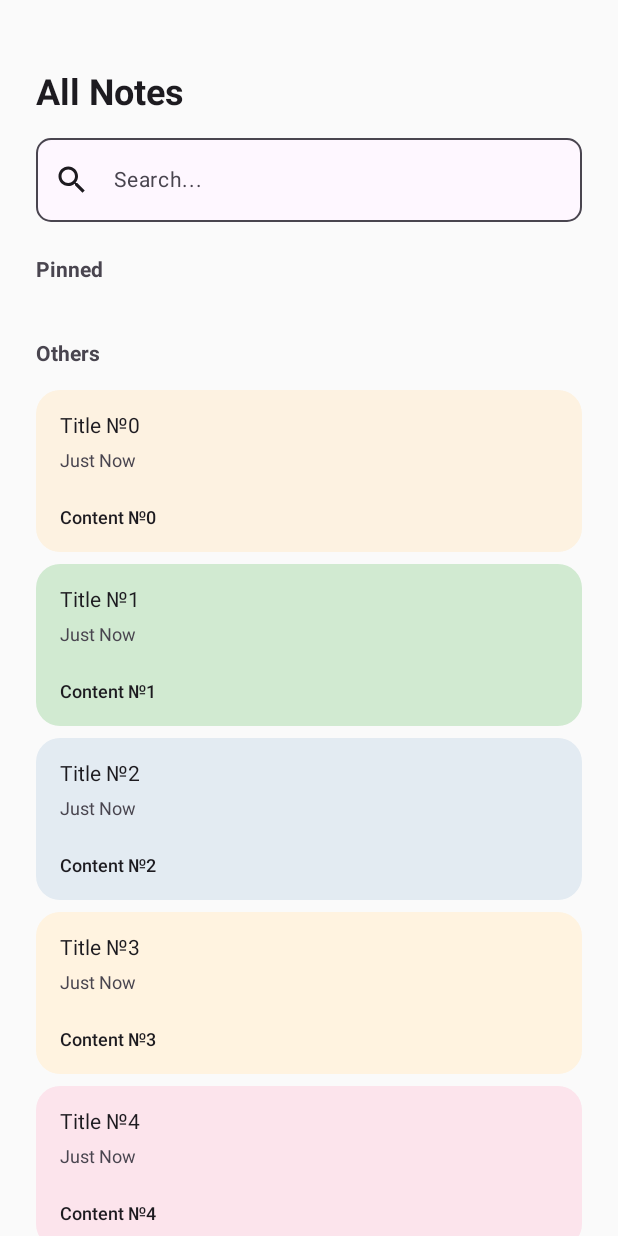
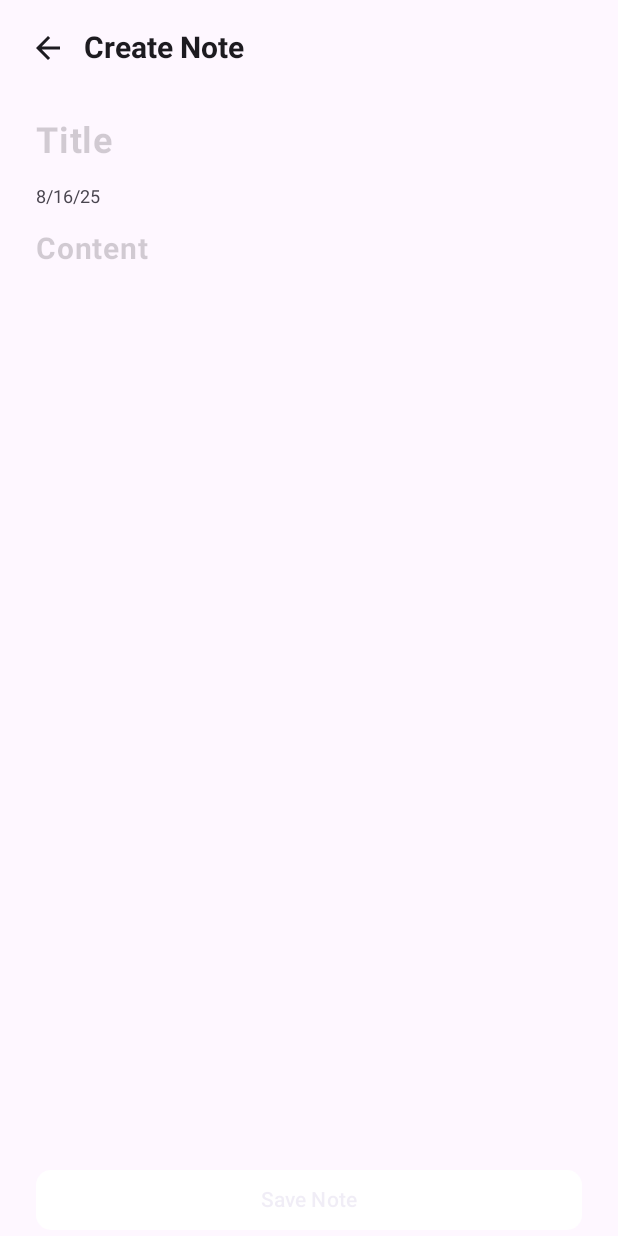
Before and after one commit to Yerassyl1234/NotesApp, an Android app built with Jetpack Compose: the screen it shows after launch (MainActivity), on a phone screen of 412 x 824 dp. Run offline under Robolectric (Android 15) with nearby library versions, the phone set to English and light mode, and no system bars.

Commit message:
CreateNoteScreen added

```diff
--- a/app/src/main/java/com/example/notesapp/presentation/MainActivity.kt
+++ b/app/src/main/java/com/example/notesapp/presentation/MainActivity.kt
@@ -11,6 +11,7 @@ import androidx.compose.material3.Text
 import androidx.compose.runtime.Composable
 import androidx.compose.ui.Modifier
 import androidx.compose.ui.tooling.preview.Preview
+import com.example.notesapp.presentation.screens.creation.CreateNoteScreen
 import com.example.notesapp.presentation.screens.notes.NotesScreen
 import com.example.notesapp.presentation.ui.theme.NotesAppTheme
 
@@ -19,7 +20,7 @@ class MainActivity : ComponentActivity() {
         super.onCreate(savedInstanceState)
         enableEdgeToEdge()
         setContent {
-            NotesScreen()
+            CreateNoteScreen()
         }
     }
 }
--- /dev/null
+++ b/app/src/main/java/com/example/notesapp/presentation/screens/creation/CreateNoteScreen.kt
@@ -0,0 +1,175 @@
+@file:OptIn(ExperimentalMaterial3Api::class)
+
+package com.example.notesapp.presentation.screens.creation
+
+import androidx.compose.foundation.clickable
+import androidx.compose.foundation.layout.Column
+import androidx.compose.foundation.layout.fillMaxWidth
+import androidx.compose.foundation.layout.padding
+import androidx.compose.foundation.shape.RoundedCornerShape
+import androidx.compose.material.icons.Icons
+import androidx.compose.material.icons.filled.ArrowBack
+import androidx.compose.material3.Button
+import androidx.compose.material3.ButtonDefaults
+import androidx.compose.material3.ExperimentalMaterial3Api
+import androidx.compose.material3.Icon
+import androidx.compose.material3.MaterialTheme
+import androidx.compose.material3.Scaffold
+import androidx.compose.material3.Text
+import androidx.compose.material3.TextField
+import androidx.compose.material3.TextFieldDefaults
+import androidx.compose.material3.TopAppBar
+import androidx.compose.material3.TopAppBarDefaults
+import androidx.compose.runtime.Composable
+import androidx.compose.ui.Modifier
+import androidx.compose.ui.graphics.Color
+import androidx.compose.ui.text.TextStyle
+import androidx.compose.ui.text.font.FontWeight
+import androidx.compose.ui.unit.dp
+import androidx.compose.ui.unit.sp
+import androidx.lifecycle.compose.collectAsStateWithLifecycle
+import androidx.lifecycle.viewmodel.compose.viewModel
+import com.example.notesapp.presentation.utils.DateFormatter
+
+@Composable
+fun CreateNoteScreen(
+    modifier: Modifier = Modifier,
+    viewModel: CreateNoteViewModel = viewModel()
+) {
+    val state = viewModel.state.collectAsStateWithLifecycle()
+    val currentState = state.value
+
+    when (currentState) {
+        is CreateNoteState.Creation -> {
+            Scaffold(
+                modifier = modifier,
+                topBar = {
+                    TopAppBar(
+                        title = {
+                            Text(
+                                text = "Create Note",
+                                fontSize = 20.sp,
+                                fontWeight = FontWeight.Bold,
+                                color = MaterialTheme.colorScheme.onSurface
+                            )
+                        },
+                        colors = TopAppBarDefaults.topAppBarColors(
+                            containerColor = Color.Transparent,
+                            navigationIconContentColor = MaterialTheme.colorScheme.onSurface
+                        ),
+
+                        navigationIcon = {
+                            Icon(
+                                modifier = Modifier
+                                    .padding(start = 16.dp, end = 8.dp)
+                                    .clickable {
+                                        viewModel.processCommand(CreateNoteCommand.Back)
+                                    },
+                                imageVector = Icons.Default.ArrowBack,
+                                contentDescription = "Back"
+                            )
+                        }
+                    )
+                }
+            ) { innerPadding ->
+                Column(
+                    modifier = Modifier.padding(innerPadding),
+                ) {
+                    TextField(
+                        modifier = Modifier
+                            .fillMaxWidth()
+                            .padding(horizontal = 8.dp),
+                        value = currentState.title,
+                        onValueChange = {
+                            viewModel.processCommand(CreateNoteCommand.InputTitle(it))
+                        },
+                        colors = TextFieldDefaults.colors(
+                            focusedContainerColor = Color.Transparent,
+                            unfocusedContainerColor = Color.Transparent,
+                            focusedIndicatorColor = Color.Transparent,
+                            unfocusedIndicatorColor = Color.Transparent,
+
+                            ),
+                        textStyle = TextStyle(
+                            fontSize = 24.sp,
+                            fontWeight = FontWeight.Bold,
+                            color = MaterialTheme.colorScheme.onSurface
+                        ),
+                        placeholder = {
+                            Text(
+                                text = "Title",
+                                fontSize = 24.sp,
+                                fontWeight = FontWeight.Bold,
+                                color = MaterialTheme.colorScheme.onSurface.copy(alpha = 0.2f)
+                            )
+                        }
+                    )
+                    Text(
+                        modifier = Modifier.padding(horizontal = 24.dp),
+                        text = DateFormatter.formatCurrentDate(),
+                        fontSize = 12.sp,
+                        color = MaterialTheme.colorScheme.onSurfaceVariant
+                    )
+                    TextField(
+                        modifier = Modifier
+                            .fillMaxWidth()
+                            .padding(horizontal = 8.dp)
+                            .weight(1f),
+                        value = currentState.content,
+                        onValueChange = {
+                            viewModel.processCommand(CreateNoteCommand.InputContent(it))
+                        },
+                        colors = TextFieldDefaults.colors(
+                            focusedContainerColor = Color.Transparent,
+                            unfocusedContainerColor = Color.Transparent,
+                            focusedIndicatorColor = Color.Transparent,
+                            unfocusedIndicatorColor = Color.Transparent,
+
+                            ),
+                        textStyle = TextStyle(
+                            fontSize = 16.sp,
+                            color = MaterialTheme.colorScheme.onSurface
+                        ),
+                        placeholder = {
+                            Text(
+                                text = "Content",
+                                fontSize = 20.sp,
+                                fontWeight = FontWeight.Bold,
+                                color = MaterialTheme.colorScheme.onSurface.copy(alpha = 0.2f)
+                            )
+                        }
+                    )
+                    Button(
+                        modifier = Modifier
+                            .padding(horizontal = 24.dp)
+                            .fillMaxWidth(),
+                        onClick = {
+                            viewModel.processCommand(CreateNoteCommand.Save)
+                        },
+                        shape = RoundedCornerShape(10.dp),
+                        enabled = currentState.isSaveEnabled,
+                        colors = ButtonDefaults.buttonColors(
+                            containerColor = MaterialTheme.colorScheme.primary,
+                            disabledContentColor = MaterialTheme.colorScheme.primary.copy(alpha = 0.1f),
+
+                            contentColor = MaterialTheme.colorScheme.onPrimary,
+                            disabledContainerColor = MaterialTheme.colorScheme.onPrimary
+                        )
+
+
+                    ) {
+                        Text(
+                            text = "Save Note"
+                        )
+                    }
+
+                }
+
+            }
+        }
+
+        is CreateNoteState.Finished -> {
+
+        }
+    }
+}
--- a/app/src/main/java/com/example/notesapp/presentation/screens/notes/NotesViewModel.kt
+++ b/app/src/main/java/com/example/notesapp/presentation/screens/notes/NotesViewModel.kt
@@ -32,11 +32,7 @@ import kotlinx.coroutines.launch
 class NotesViewModel : ViewModel() {
     private val repository: NotesRepositoryImpl = NotesRepositoryImpl
 
-    private val addNoteUseCase = AddNoteUseCase(repository)
-    private val editNoteUseCase = EditNoteUseCase(repository)
-    private val deleteNoteUseCase = DeleteNoteUseCase(repository)
     private val getAllNotesUseCase = GetAllNotesUseCase(repository)
-    private val getNoteUseCase = GetNoteUseCase(repository)
     private val searchNotesUseCase = SearchNotesUseCase(repository)
     private val switchPinnedStatusUseCase = SwitchPinnedStatusUseCase(repository)
 
@@ -48,8 +44,6 @@ class NotesViewModel : ViewModel() {
 
 
     init {
-        addSomeNotes()
-
         query
             .onEach { input ->
                 _state.update { it.copy(query = input) }
@@ -67,26 +61,10 @@ class NotesViewModel : ViewModel() {
             }
             .launchIn(viewModelScope)
     }
-    private fun addSomeNotes(){
-        viewModelScope.launch {
-        repeat(50){
-            addNoteUseCase(title="Title №$it", content="Content №$it")
-        }}
-    }
 
     fun processCommand(command: NotesCommand) {
         viewModelScope.launch {
         when (command) {
-            is NotesCommand.DeleteNote -> {
-                deleteNoteUseCase(command.noteId)
-            }
-
-            is NotesCommand.EditNote -> {
-                val note=getNoteUseCase(command.note.id)
-                val title: String = command.note.title
-                editNoteUseCase(command.note.copy(title = "$title edited"))
-            }
-
             is NotesCommand.InputSearchQuery -> {
                 query.value=command.query
             }
@@ -102,8 +80,6 @@ class NotesViewModel : ViewModel() {
 sealed interface NotesCommand {
     data class InputSearchQuery(val query: String) : NotesCommand
     data class SwitchPinnedStatus(val noteId: Int) : NotesCommand
-    data class DeleteNote(val noteId: Int) : NotesCommand
-    data class EditNote(val note: Note) : NotesCommand
 }
 
 
--- a/app/src/main/java/com/example/notesapp/presentation/utils/DateFormatter.kt
+++ b/app/src/main/java/com/example/notesapp/presentation/utils/DateFormatter.kt
@@ -10,6 +10,9 @@ object DateFormatter {
     private val millisinDay= TimeUnit.DAYS.toMillis(1)
     private val formatter   = SimpleDateFormat.getDateInstance(DateFormat.SHORT)
 
+    fun formatCurrentDate():String{
+        return formatter.format(System.currentTimeMillis())
+    }
 
     fun formatDateToString(timestamp: Long):String{
         val now= System.currentTimeMillis()
```
Also changed, not shown: app/src/main/java/com/example/notesapp/presentation/screens/creation/CreateNoteViewModel.kt (added, +106 -0 lines), app/src/main/java/com/example/notesapp/presentation/screens/notes/NotesScreen.kt (+32 -12 lines), app/src/main/res/drawable/ic_add_note.xml (added, +9 -0 lines).
